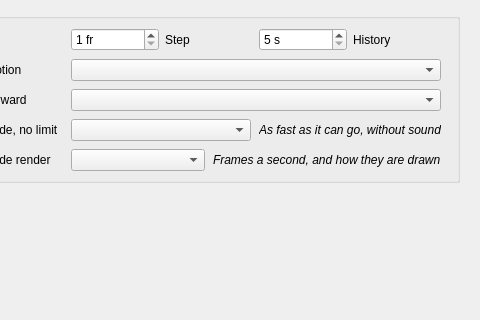
Old version of the form ui/setupwin.ui in the repository Volutar/xpeccy-plus; both pictures show x 236 to 716 and y 113 to 433 of the 716 by 909 pixel window.
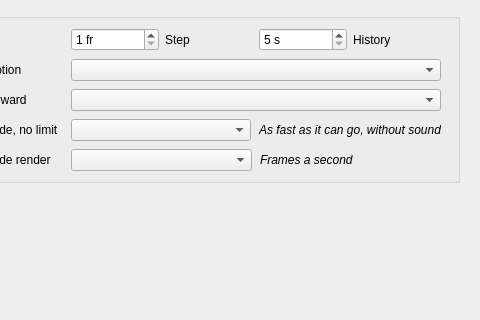
New version of the form. The open tabs and pages were chosen to show the change. Icons and pictures are not drawn. Custom widgets are drawn as their Qt base class.

Commit message: options: Fast Mode render is the frame rate only; Raster or Memory dump is hidden, still read from the config

```diff
--- a/ui/setupwin.ui
+++ b/ui/setupwin.ui
@@ -2925,7 +2925,7 @@
                      </font>
                     </property>
                     <property name="text">
-                     <string>Frames a second, and how they are drawn</string>
+                     <string>Frames a second</string>
                     </property>
                    </widget>
                   </item>
```
The commit also changes 1 other file.
